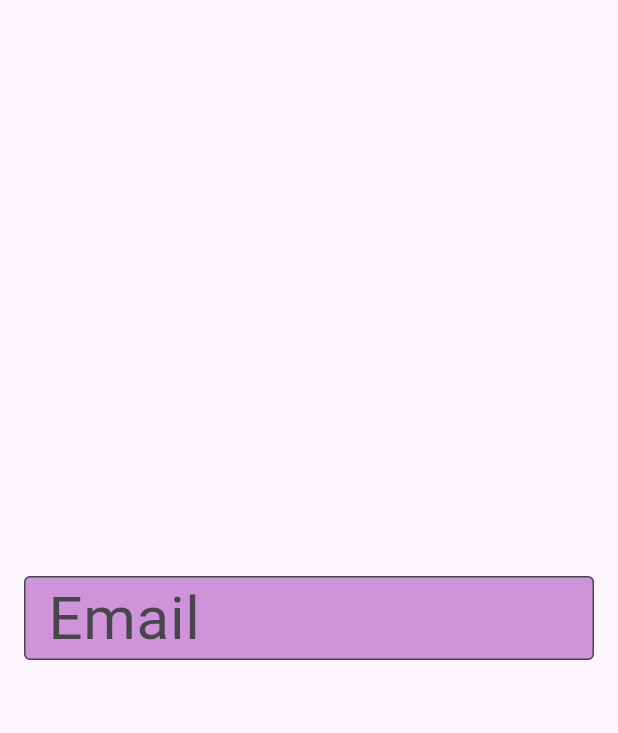
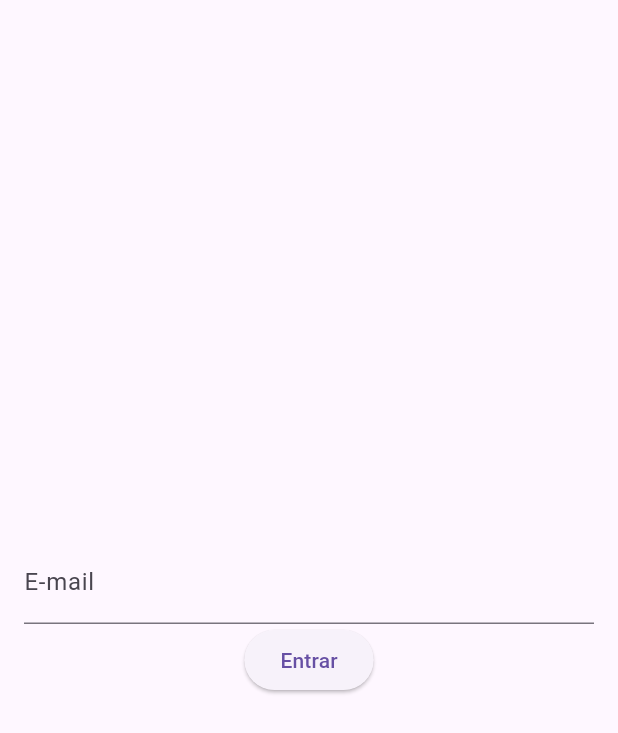
Before and after one commit to MateusTeus/todo_list, a Flutter app: the screen it shows after launch, on a phone screen of 412 x 824 dp. Shown: the top 733 px of the screen. Run offline on Flutter 3.47's test engine with Material 3 defaults, Android fonts, the phone set to English and light mode, and no system bars.

Commit message:
feature(screen): working with text fields

```diff
--- a/lib/pages/todo_list_page.dart
+++ b/lib/pages/todo_list_page.dart
@@ -2,7 +2,9 @@ import 'package:flutter/material.dart';
 
 
 class TodoListPage extends StatelessWidget {
-  const TodoListPage({super.key});
+  TodoListPage({super.key});
+
+  final TextEditingController emailController = TextEditingController();
 
   @override
   Widget build(BuildContext context) {
@@ -10,32 +12,36 @@ class TodoListPage extends StatelessWidget {
       body: Center(
         child: Padding(
           padding: const EdgeInsets.symmetric(horizontal: 16),
-          child: TextField(
-            decoration: InputDecoration(
-              labelText: 'Email',
-              hintText: 'exemplo@exemplo.com',
-              border: OutlineInputBorder(),
-              errorText: null,
-              prefixText: 'R\$ ',
-              suffixText: 'cm',
-              filled: true,
-              fillColor: Colors.purple.shade200,
-              hintStyle: TextStyle(
-                color: Colors.black,
+          child: Column(
+            mainAxisSize: MainAxisSize.min,
+            children: [
+              TextField(
+                controller: emailController,
+               decoration: InputDecoration(
+                 labelText: 'E-mail'
+               ),
+                onChanged: onChanged,
+                onSubmitted: onSubmitted,
               ),
-              labelStyle: TextStyle(
-                fontSize: 40,
-              )
-            ),
-            //obscureText: true,
-            keyboardType: TextInputType.emailAddress,
-            style: TextStyle(
-              fontWeight: FontWeight.w700,
-              color: Colors.purple
-            ),
+              ElevatedButton(onPressed: entrar, child: Text('Entrar'))
+            ],
           ),
         ),
       ),
     );
   }
+
+  void entrar(){
+    String text = emailController.text;
+    print(text);
+    emailController.clear();
+  }
+
+  void onChanged(String text){
+    print(text);
+  }
+
+  void onSubmitted(String text){
+    print(text);
+  }
 }
```
